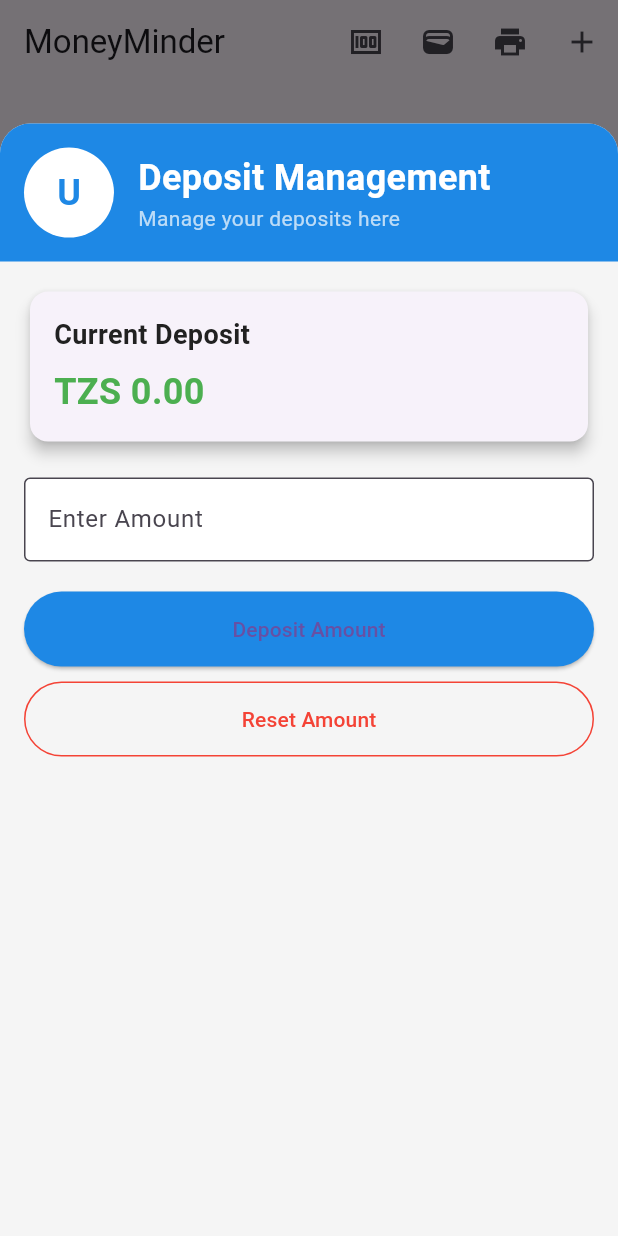
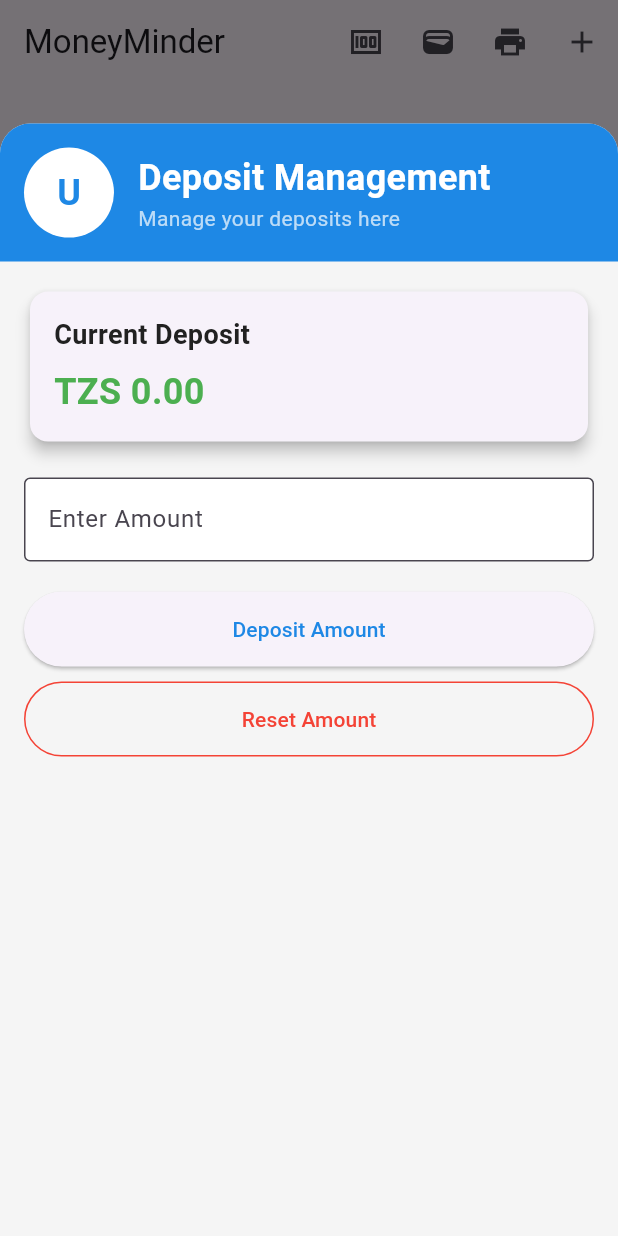
Before and after one commit to V1C70R264/budget_planner, a Flutter app: the screen it shows after launch, after a tap on the "money" icon, on a phone screen of 412 x 824 dp. Run offline on Flutter 3.47's test engine with Material 3 defaults, Android fonts, the phone set to English and light mode, and no system bars; our stand-ins replace fl_chart, flutter_local_notifications, open_file, pdf; project files that could hold a hidden picture were left out.

```diff
--- a/lib/expenses.dart
+++ b/lib/expenses.dart
@@ -264,7 +264,7 @@ class _ExpensesState extends State<Expenses> {
           },
           child: Text('Deposit Amount'),
           style: ElevatedButton.styleFrom(
-            primary: AppColors.primary,
+            foregroundColor: AppColors.primary,
             padding: EdgeInsets.symmetric(vertical: 15),
             minimumSize: Size(double.infinity, 50),
           ),
@@ -277,7 +277,7 @@ class _ExpensesState extends State<Expenses> {
           },
           child: Text('Reset Amount'),
           style: OutlinedButton.styleFrom(
-            primary: AppColors.error,
+            foregroundColor: AppColors.error,
             side: BorderSide(color: AppColors.error),
             padding: EdgeInsets.symmetric(vertical: 15),
             minimumSize: Size(double.infinity, 50),
```
